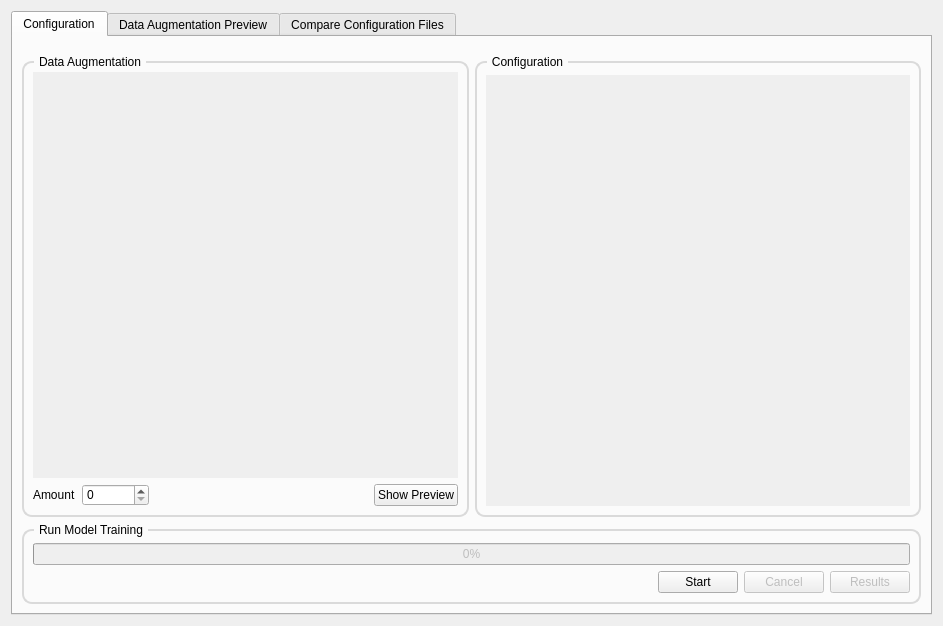
Joensw/RCAIT, file view/ai_training/aitrainingwidget.ui: the form before one commit.
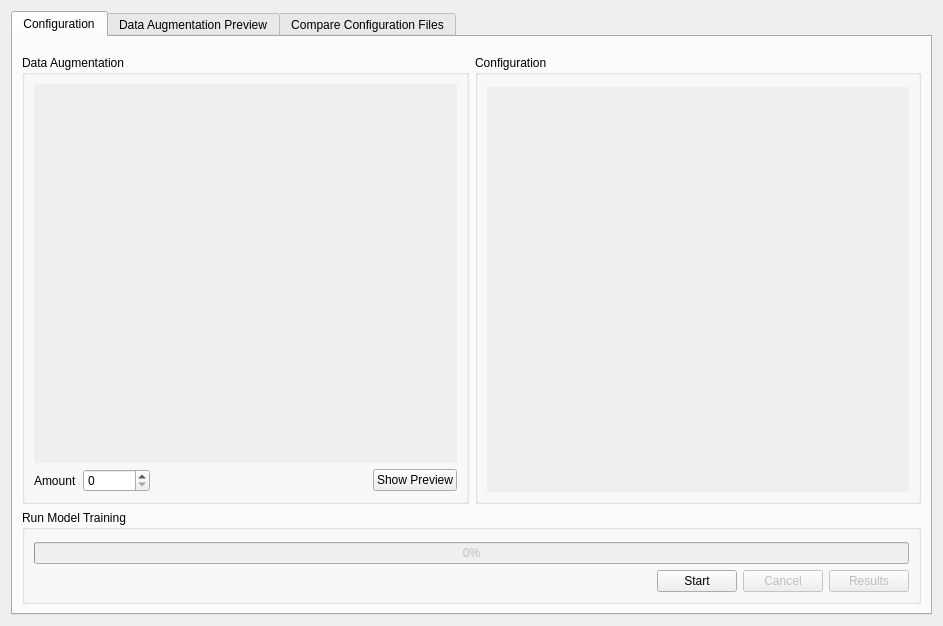
The form after the commit. Icons and pictures are not drawn. Custom widgets are drawn as their Qt base class.

Patch:
```diff
--- a/view/ai_training/aitrainingwidget.ui
+++ b/view/ai_training/aitrainingwidget.ui
@@ -44,19 +44,6 @@
               <verstretch>0</verstretch>
              </sizepolicy>
             </property>
-            <property name="styleSheet">
-             <string notr="true">QGroupBox {
- border: 2px solid rgb(218,218,218);
- border-radius: 10px;
- margin-top: 6px;
- }
-QGroupBox::title {
-subcontrol-origin: margin;
-left: 12px;
-padding: 0px 3px 0px 3px;
-}
-                            </string>
-            </property>
             <property name="title">
              <string>Data Augmentation</string>
             </property>
@@ -69,13 +56,6 @@
                <property name="autoFillBackground">
                 <bool>false</bool>
                </property>
-               <property name="styleSheet">
-                <string notr="true">selection-color: rgb(0, 0, 0);
-selection-background-color: rgb(255, 255, 255);
-background-color: none;
-border: 2px rgb(0, 0, 0);
-                                        </string>
-               </property>
                <property name="frameShape">
                 <enum>QFrame::NoFrame</enum>
                </property>
@@ -172,20 +152,6 @@
               <verstretch>0</verstretch>
              </sizepolicy>
             </property>
-            <property name="styleSheet">
-             <string notr="true">QGroupBox {
-                          border: 2px solid rgb(218,218,218);
-                          border-radius: 10px;
-                          margin-top: 6px;
-                          }
-                          QGroupBox::title {
-                          subcontrol-origin: margin;
-                          left: 12px;
-                          padding: 0px 3px 0px 3px;
-
-                          }
-                      </string>
-            </property>
             <property name="title">
              <string>Configuration</string>
             </property>
@@ -198,13 +164,6 @@
                <property name="autoFillBackground">
                 <bool>false</bool>
                </property>
-               <property name="styleSheet">
-                <string notr="true">selection-color: rgb(0, 0, 0);
-                                      selection-background-color: rgb(255, 255, 255);
-                                      background-color: none;
-                                      border: 2px rgb(0, 0, 0);
-                                  </string>
-               </property>
                <property name="frameShape">
                 <enum>QFrame::NoFrame</enum>
                </property>
@@ -243,20 +202,6 @@
            <verstretch>0</verstretch>
           </sizepolicy>
          </property>
-         <property name="styleSheet">
-          <string notr="true">QGroupBox {
-                       border: 2px solid rgb(218,218,218);
-                       border-radius: 10px;
-                       margin-top: 6px;
-                       }
-                       QGroupBox::title {
-                       subcontrol-origin: margin;
-                       left: 12px;
-                       padding: 0px 3px 0px 3px;
-
-                       }
-                   </string>
-         </property>
          <property name="title">
           <string>Run Model Training</string>
          </property>
```
